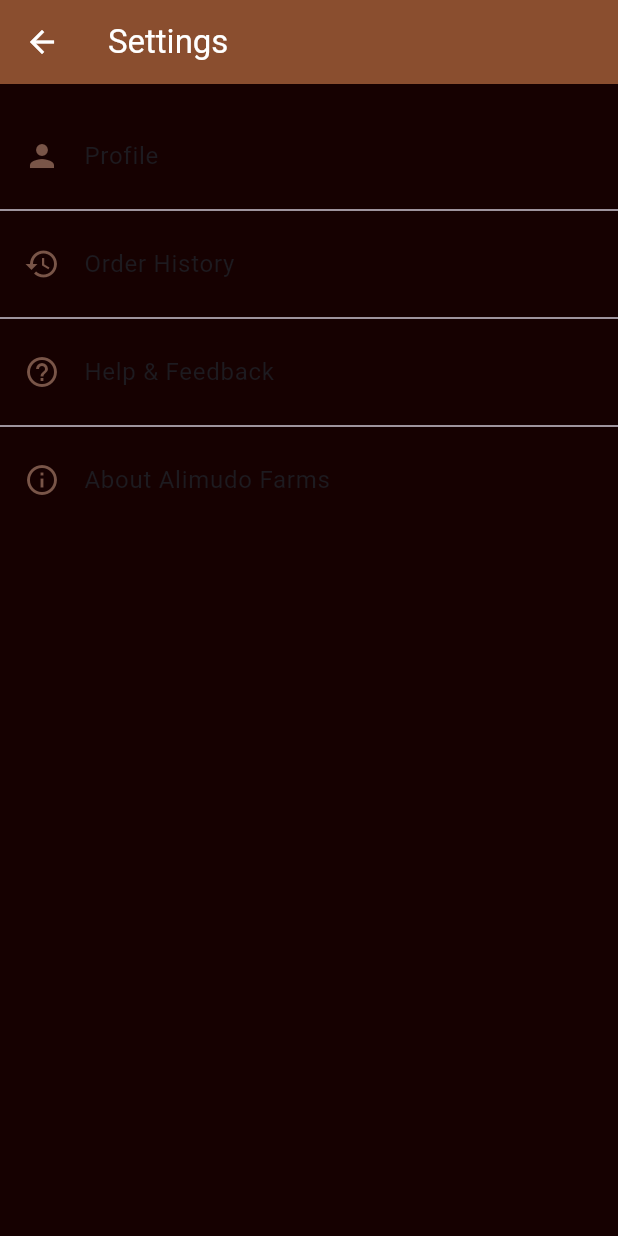
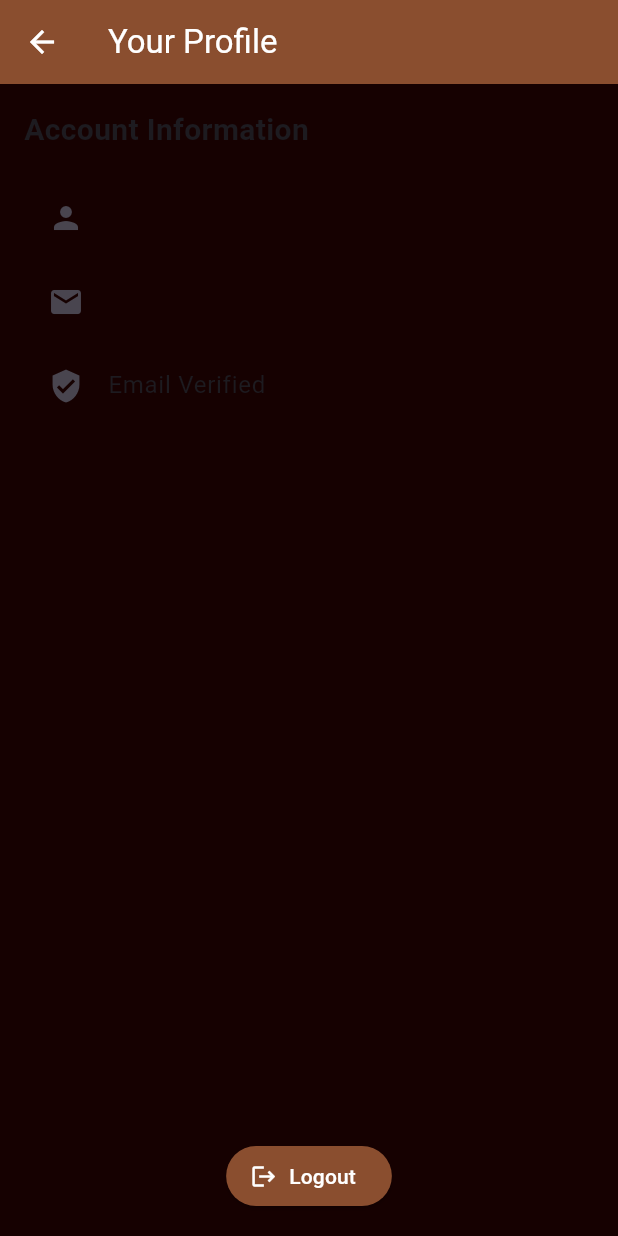
Before and after one commit to Soloctg/alim, a Flutter app: the SettingsScreen screen opened by its route, after a tap on "Profile", on a phone screen of 412 x 824 dp. Run offline on Flutter 3.47's test engine with Material 3 defaults, Android fonts, the light colour scheme and no system bars; our stand-ins replace cloud_firestore, firebase_auth, firebase_core; accounts and stored records are empty; Roboto replaces fonts that are missing (Poppins).

Commit message:
Feat: add user Profile

```diff
--- a/lib/main.dart
+++ b/lib/main.dart
@@ -53,7 +53,7 @@
         '/checkout': (context) => const CheckoutScreen(),
         '/settings': (context) => const SettingsScreen(),
 
-        //'/profile': (context) => const ProfileScreen(),
+        '/profile': (context) => const ProfileScreen(),
         '/orderHistory': (context) => const OrderHistoryScreen(),
 
         //'/helpFeedback': (context) => const HelpFeedbackScreen(),
--- a/lib/screens/profile_screen.dart
+++ b/lib/screens/profile_screen.dart
@@ -0,0 +1,69 @@
+import 'package:firebase_auth/firebase_auth.dart';
+import 'package:flutter/material.dart';
+
+class ProfileScreen extends StatelessWidget {
+  const ProfileScreen({super.key});
+
+  @override
+  Widget build(BuildContext context) {
+    final user = FirebaseAuth.instance.currentUser;
+
+    return Scaffold(
+      appBar: AppBar(
+        title: const Text("Your Profile"),
+        backgroundColor: const Color.fromRGBO(138, 78, 47, 1),
+        foregroundColor: Colors.white,
+      ),
+      body:
+          user == null
+              ? const Center(child: Text("Not logged in"))
+              : Padding(
+                padding: const EdgeInsets.all(16.0),
+                child: Column(
+                  crossAxisAlignment: CrossAxisAlignment.start,
+                  children: [
+                    const Text(
+                      "Account Information",
+                      style: TextStyle(
+                        fontSize: 20,
+                        fontWeight: FontWeight.bold,
+                      ),
+                    ),
+                    const SizedBox(height: 16),
+                    ListTile(
+                      leading: const Icon(Icons.person),
+                      title: Text(user.displayName ?? "No display name"),
+                    ),
+                    ListTile(
+                      leading: const Icon(Icons.email),
+                      title: Text(user.email ?? "No email"),
+                    ),
+                    ListTile(
+                      leading: const Icon(Icons.verified_user),
+                      title: Text(
+                        user.emailVerified
+                            ? "Email Verified"
+                            : "Email Not Verified",
+                      ),
+                    ),
+                    const Spacer(),
+                    Center(
+                      child: ElevatedButton.icon(
+                        onPressed: () async {
+                          await FirebaseAuth.instance.signOut();
+                          Navigator.pushReplacementNamed(context, '/login');
+                        },
+                        icon: const Icon(Icons.logout),
+                        label: const Text("Logout"),
+                        style: ElevatedButton.styleFrom(
+                          backgroundColor: const Color.fromRGBO(138, 78, 47, 1),
+                          foregroundColor: Colors.white,
+                        ),
+                      ),
+                    ),
+                  ],
+                ),
+              ),
+    );
+  }
+}
--- a/lib/screens/settings_screen.dart
+++ b/lib/screens/settings_screen.dart
@@ -20,7 +20,7 @@
             leading: const Icon(Icons.person, color: Colors.brown),
             title: const Text("Profile"),
             onTap: () {
-              // Navigator.pushNamed(context, '/profile');
+              Navigator.pushNamed(context, '/profile');
             },
           ),
           const Divider(),
```
